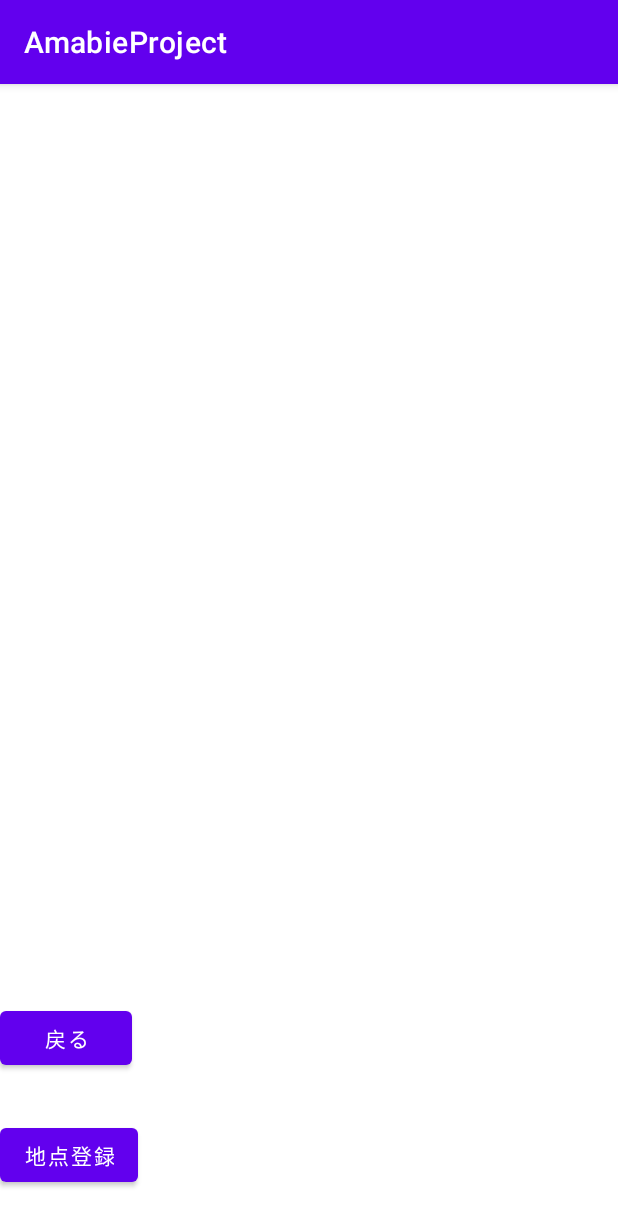
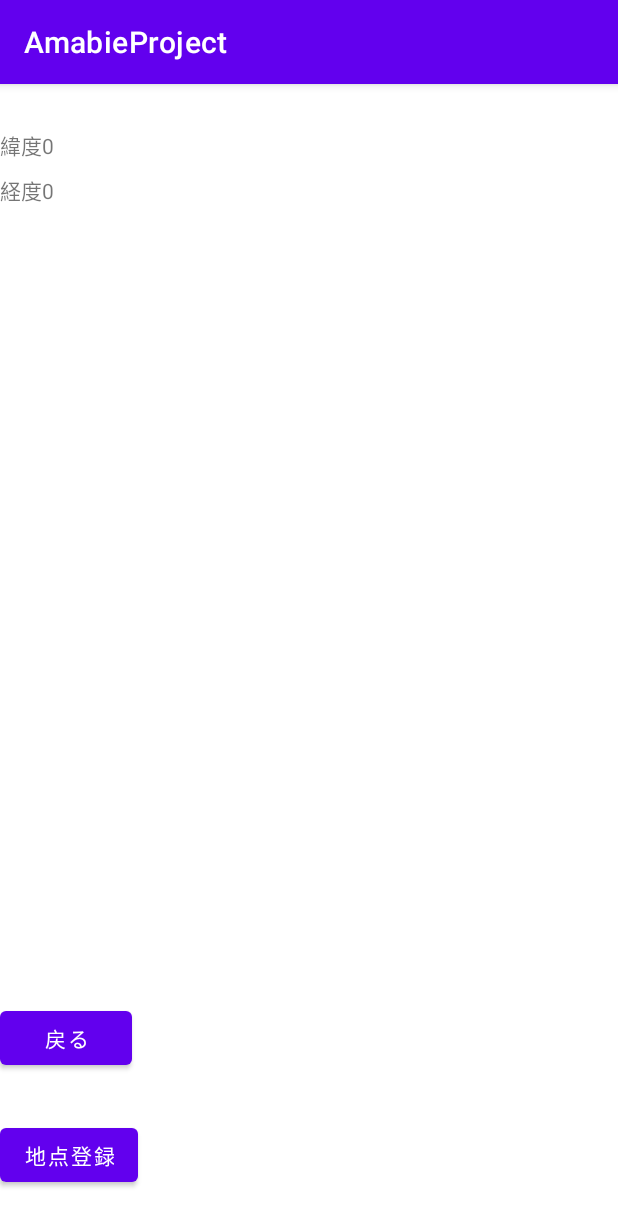
Before and after one commit to FunLocks/team2003, an Android app: the SettingActivity screen opened directly, with no data from a screen before it, on a phone screen of 412 x 824 dp. Shown: the top 1226 px of the screen. Run offline under Robolectric (Android 15) with nearby library versions, the light colour scheme and no system bars.

Commit message:
Get latitude and longitude

```diff
--- a/AmabieProject/app/src/main/java/com/kobito19/amabieproject/SettingActivity.kt
+++ b/AmabieProject/app/src/main/java/com/kobito19/amabieproject/SettingActivity.kt
@@ -22,9 +22,13 @@ class SettingActivity : AppCompatActivity() {
     }
     private fun displaySetting() {
         val pref = getSharedPreferences("my_settings", Context.MODE_PRIVATE)
-        val stringValue = pref.getString("placeValue", "")
+        val stringValue = pref.getInt("latitude", 0)
+        val stringValueI = pref.getInt("longitude", 0)
         val messageView : TextView = findViewById(R.id.textView)
-        messageView.text = stringValue
+        val messageViewI : TextView = findViewById(R.id.textView2)
+        messageView.text = "緯度$stringValue"
+        messageViewI.text = "経度$stringValueI"
+
     }
 
     fun onBackHome(view: View) {
--- a/AmabieProject/app/src/main/res/layout/activity_setting.xml
+++ b/AmabieProject/app/src/main/res/layout/activity_setting.xml
@@ -10,10 +10,19 @@
         android:id="@+id/textView"
         android:layout_width="wrap_content"
         android:layout_height="wrap_content"
+        android:layout_marginTop="30dp"
         android:text=""
-        tools:layout_editor_absoluteX="122dp"
-        tools:layout_editor_absoluteY="199dp"
-        tools:ignore="MissingConstraints" />
+        app:layout_constraintTop_toTopOf="parent"
+        tools:ignore="MissingConstraints"
+        tools:layout_editor_absoluteX="122dp" />
+
+    <TextView
+        android:id="@+id/textView2"
+        android:layout_width="wrap_content"
+        android:layout_height="wrap_content"
+        android:layout_marginTop="60dp"
+        android:text="TextView"
+        app:layout_constraintTop_toTopOf="parent" />
 
     <Button
         android:id="@+id/backButton"
```
Also changed, not shown: AmabieProject/app/src/main/java/com/kobito19/amabieproject/MapsActivity.kt (+59 -56 lines).
